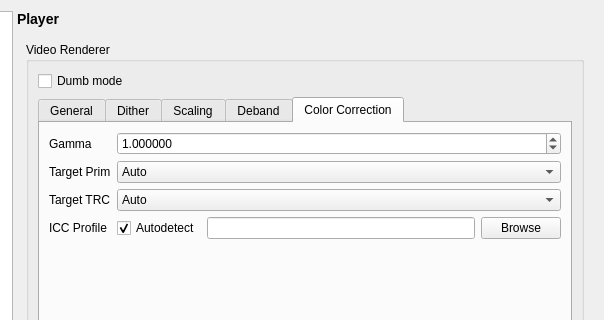
The window that settingswindow.ui (mpc-qt/mpc-qt) describes before a commit, drawn with Qt 5; both pictures show x 148 to 752 and y 0 to 320 of the 752 by 787 pixel window.
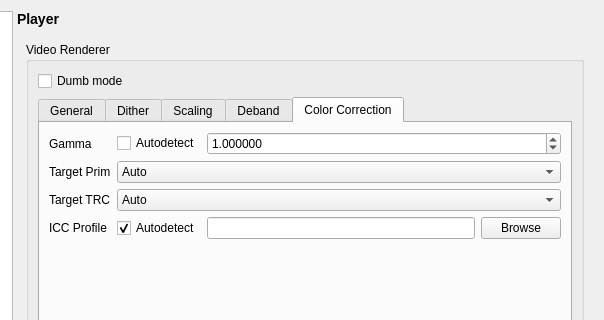
The same window after the commit. The open tabs and pages were chosen to show the change. Icons and pictures are not drawn.

Commit message: settingswindow: add gamma autodetect option

The edit to the form file:
```diff
--- a/settingswindow.ui
+++ b/settingswindow.ui
@@ -3295,6 +3295,15 @@
                    </widget>
                   </item>
                   <item row="0" column="1">
+                   <layout class="QHBoxLayout" name="horizontalLayout_13" stretch="0,1">
+                    <item>
+                     <widget class="QCheckBox" name="gammaAutodetect">
+                      <property name="text">
+                       <string>Autodetect</string>
+                      </property>
+                     </widget>
+                    </item>
+                    <item>
                    <widget class="QDoubleSpinBox" name="ccGamma">
                     <property name="decimals">
                      <number>6</number>
@@ -3309,6 +3318,8 @@
                      <double>1.000000000000000</double>
                     </property>
                    </widget>
+                    </item>
+                   </layout>
                   </item>
                   <item row="1" column="0">
                    <widget class="QLabel" name="label_138">
```
Left out of the diff: 4 changed lines with no effect on the pictures. Lines whose indentation alone changed are shown as unchanged. The commit also changes 2 other files.
